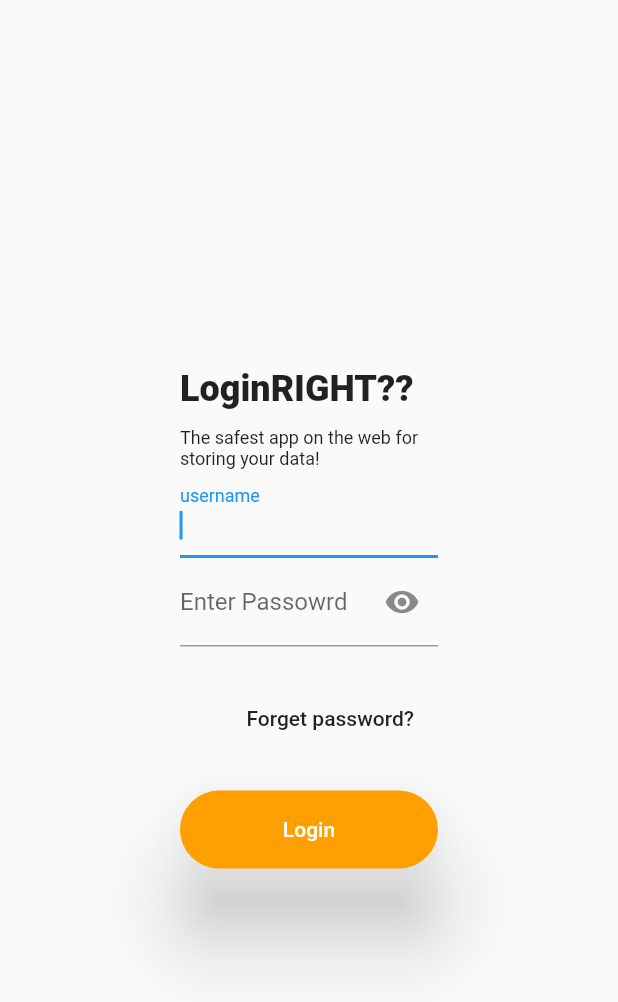
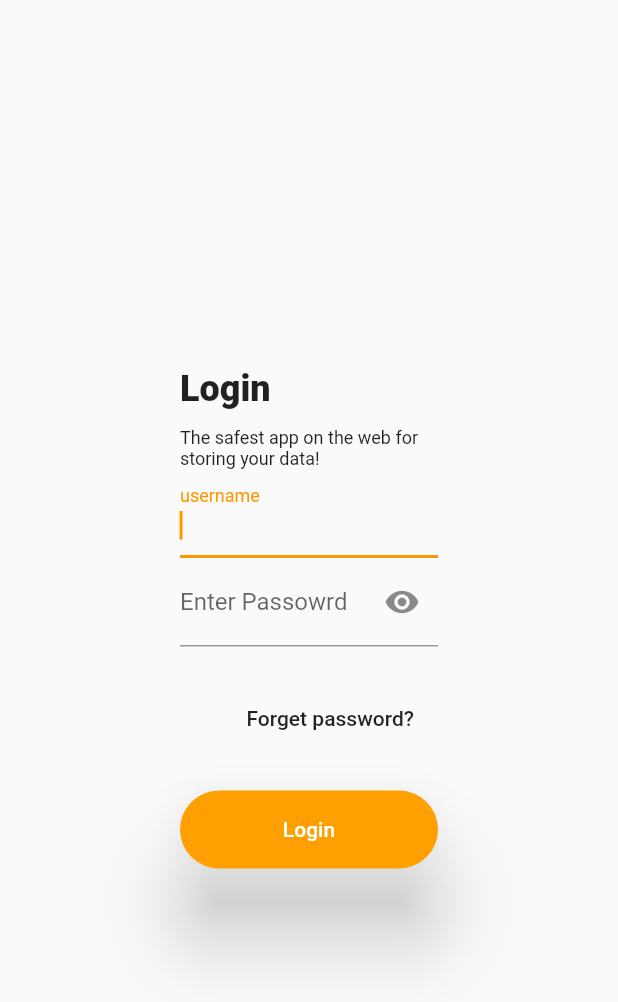
Before and after one commit to juriemaeac/SchoolManagementApp, a Flutter app: the LoginScreen widget shown alone on an empty page, opened directly, on a phone screen of 412 x 824 dp. Shown: the top 1002 px of the screen. Run offline on Flutter 3.47's test engine with Material 2 defaults, Android fonts, the light colour scheme and no system bars; our stand-ins replace hive, hive_flutter, lottie; accounts and stored records are empty.

Commit message:
color theme and alignment
Co-authored-by: Eadrian Basila <basilaeadrian@gmail.com>

```diff
--- a/lib/main.dart
+++ b/lib/main.dart
@@ -26,11 +26,11 @@ class MyApp extends StatelessWidget {
   Widget build(BuildContext context) {
     return MaterialApp(
       debugShowCheckedModeBanner: false,
-      theme: ThemeData(primarySwatch: Colors.blue),
+      theme: ThemeData(primarySwatch: Colors.orange),
       // home: StudentScreen(
       //   title: 'Student List',
       // ),
-      home: SplashScreen(),
+      home: const SplashScreen(),
     );
   }
 }
--- a/lib/right_login_screen.dart
+++ b/lib/right_login_screen.dart
@@ -81,9 +81,17 @@ class _LoginScreen extends State<LoginScreen> {
                 mainAxisAlignment: MainAxisAlignment.center,
                 crossAxisAlignment: CrossAxisAlignment.start,
                 children: [
-                const Text("LoginRIGHT??", style: TextStyle(fontSize: 24, fontWeight: FontWeight.w900),),
-                const SizedBox(height: 12,),
-                const Text("The safest app on the web for storing your data!", style: TextStyle(fontSize: 12),),
+                  const Text(
+                    "Login",
+                    style: TextStyle(fontSize: 24, fontWeight: FontWeight.w900),
+                  ),
+                  const SizedBox(
+                    height: 12,
+                  ),
+                  const Text(
+                    "The safest app on the web for storing your data!",
+                    style: TextStyle(fontSize: 12),
+                  ),
                   TextFormField(
                     autofocus: true,
                     controller: usernameText,
@@ -128,14 +136,16 @@ class _LoginScreen extends State<LoginScreen> {
                     },
                   ),
                   const SizedBox(height: 24),
-
                   Align(
                     alignment: Alignment.topRight,
-                  child: MaterialButton(child: const Text("Forget password?"), onPressed: (){},),
+                    child: MaterialButton(
+                      child: const Text("Forget password?"),
+                      onPressed: () {},
+                    ),
                   ),
                   const SizedBox(height: 24),
-
-                MaterialButton(onPressed: () {
+                  MaterialButton(
+                    onPressed: () {
                       validated();
                     },
                     child: Text("Login"),
@@ -145,14 +155,14 @@ class _LoginScreen extends State<LoginScreen> {
                     color: Colors.amber.shade700,
                     textColor: Colors.white,
                     shape: RoundedRectangleBorder(
-                    borderRadius: BorderRadius.circular(32)
-                  ),
+                        borderRadius: BorderRadius.circular(32)),
                   )
                 ],
               ),
             ),
           ),
-        ),),
+        ),
+      ),
     );
   }
 }
```
Lines whose indentation alone changed are shown as unchanged.
